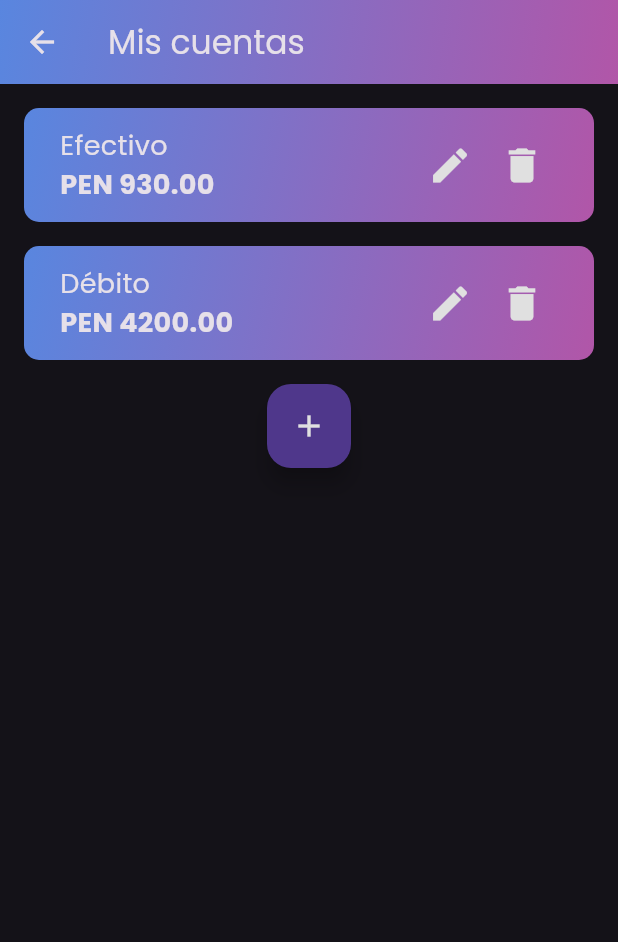
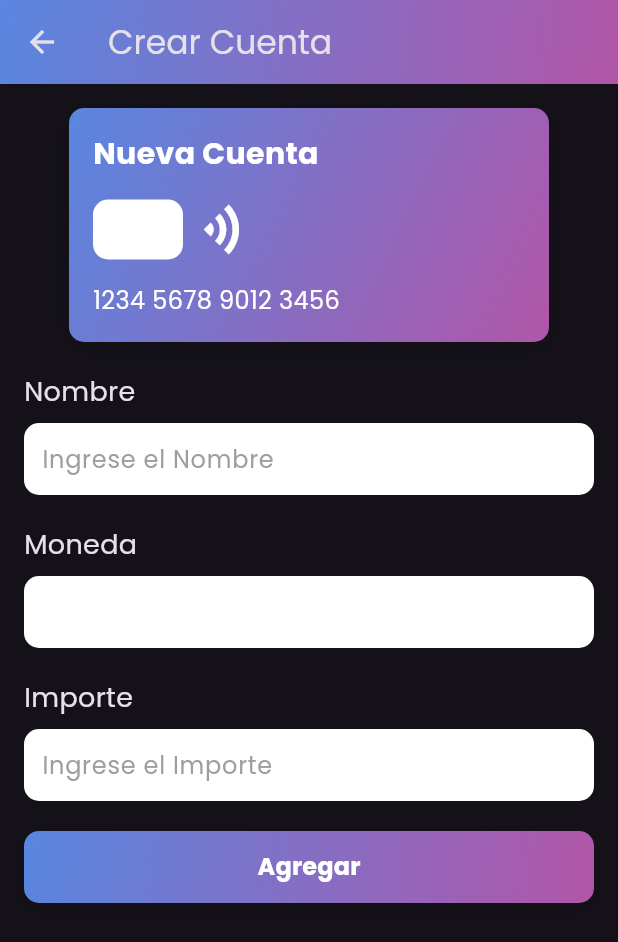
Before and after one commit to Edurz135/mycash_front, a Flutter app: the AccountsScreen screen opened directly, after a tap on the "add" icon, on a phone screen of 412 x 824 dp. Shown: the top 942 px of the screen. Run offline on Flutter 3.47's test engine with Material 3 defaults, Android fonts, the phone set to English and light mode, and no system bars.

Commit message:
create account page

```diff
--- a/lib/main.dart
+++ b/lib/main.dart
@@ -35,15 +35,15 @@ class _BottomNavBarState extends State<BottomNavBar> {
   final List<Widget> _widgetOptions = <Widget>[
     HomeScreen(),
     const Text(
-      'Index 1: Business',
+      'Index 1: Estadísticas',
       style: optionStyle,
     ),
     const Text(
-      'Index 2: School',
+      'Index 2: Transacciones',
       style: optionStyle,
     ),
     const Text(
-      'Index 2: asdf',
+      'Index 3: Perfil',
       style: optionStyle,
     ),
   ];
--- a/lib/screens/accounts_screen.dart
+++ b/lib/screens/accounts_screen.dart
@@ -1,12 +1,13 @@
 import 'package:flutter/material.dart';
 import 'package:mycash_front/components/detailed_account_item.dart';
+import 'package:mycash_front/screens/create_account_screen.dart';
 
 class AccountsScreen extends StatelessWidget {
   @override
   Widget build(BuildContext context) {
     return Scaffold(
       appBar: AppBar(
-        title: const Text('Mis cuentas'),
+        title: const Text('Mis Cuentas'),
         flexibleSpace: Container(
           decoration: const BoxDecoration(
             gradient: LinearGradient(
@@ -38,7 +39,10 @@ class AccountsScreen extends StatelessWidget {
             ),
             FloatingActionButton(
               onPressed: () {
-                // Handle adding an account
+                Navigator.push(
+                  context,
+                  MaterialPageRoute(builder: (context) => CreateAccountScreen()),
+                );
               },
               child: Icon(Icons.add, color: Colors.grey.shade300),
             ),
--- /dev/null
+++ b/lib/screens/create_account_screen.dart
@@ -0,0 +1,215 @@
+import 'package:flutter/material.dart';
+import 'package:mycash_front/components/detailed_account_item.dart';
+
+class CreateAccountScreen extends StatelessWidget {
+  @override
+  Widget build(BuildContext context) {
+    return Scaffold(
+      appBar: AppBar(
+        title: const Text('Crear Cuenta'),
+        flexibleSpace: Container(
+          decoration: const BoxDecoration(
+            gradient: LinearGradient(
+              begin: Alignment.topLeft,
+              end: Alignment.bottomRight,
+              colors: [
+                Color.fromRGBO(89, 134, 223, 1),
+                Color.fromRGBO(177, 86, 168, 1)
+              ],
+            ),
+          ),
+        ),
+      ),
+      body: SingleChildScrollView(
+        child: Padding(
+          padding: const EdgeInsets.symmetric(horizontal: 16.0),
+          child: Column(
+            children: [
+              const SizedBox(height: 16),
+              Center(
+                child: Container(
+                  width: 320,
+                  decoration: BoxDecoration(
+                    borderRadius: BorderRadius.circular(10.0),
+                    gradient: const LinearGradient(
+                      begin: Alignment.topLeft,
+                      end: Alignment.bottomRight,
+                      colors: [
+                        Color.fromRGBO(89, 134, 223, 1),
+                        Color.fromRGBO(177, 86, 168, 1)
+                      ],
+                    ),
+                    boxShadow: [
+                      BoxShadow(
+                        color: Colors.black.withOpacity(0.1),
+                        spreadRadius: 1,
+                        blurRadius: 10,
+                        offset: Offset(0, 3),
+                      ),
+                    ],
+                  ),
+                  padding: EdgeInsets.all(16.0),
+                  child: Column(
+                    crossAxisAlignment: CrossAxisAlignment.start,
+                    children: [
+                      const Text(
+                        'Nueva Cuenta',
+                        style: TextStyle(
+                          fontSize: 20,
+                          fontWeight: FontWeight.bold,
+                          color: Colors.white,
+                        ),
+                      ),
+                      const SizedBox(height: 16),
+                      Row(
+                        mainAxisAlignment: MainAxisAlignment.start,
+                        children: [
+                          Container(
+                            width: 60,
+                            height: 40,
+                            decoration: BoxDecoration(
+                              color: Colors.white,
+                              borderRadius: BorderRadius.circular(10.0),
+                            ),
+                          ),
+                          const SizedBox(width: 8),
+                          Transform.rotate(
+                            angle: 90 * 3.14159 / 180,
+                            child:
+                                Icon(Icons.wifi, size: 36, color: Colors.white),
+                          ),
+                        ],
+                      ),
+                      const SizedBox(height: 16),
+                      const Text(
+                        '1234 5678 9012 3456',
+                        style: TextStyle(fontSize: 16, color: Colors.white),
+                      ),
+                    ],
+                  ),
+                ),
+              ),
+              const SizedBox(height: 20),
+              Form(
+                child: Column(
+                  crossAxisAlignment: CrossAxisAlignment.start,
+                  children: [
+                    _buildFormItem('Nombre', TextInputType.text),
+                    const SizedBox(height: 20),
+                    _buildCurrencyDropdown(),
+                    const SizedBox(height: 20),
+                    _buildFormItem('Importe', TextInputType.number),
+                  ],
+                ),
+              ),
+              const SizedBox(height: 20),
+              _buildAddButton(context),
+              const SizedBox(height: 200), // Extra space for keyboard
+            ],
+          ),
+        ),
+      ),
+    );
+  }
+
+  Widget _buildFormItem(String label, TextInputType inputType) {
+    return Column(
+      crossAxisAlignment: CrossAxisAlignment.start,
+      children: [
+        Text(
+          label,
+          style: TextStyle(fontSize: 18),
+        ),
+        SizedBox(height: 8),
+        Container(
+          width: double.infinity,
+          padding: EdgeInsets.symmetric(horizontal: 12),
+          decoration: BoxDecoration(
+            color: Colors.white,
+            borderRadius: BorderRadius.circular(10.0),
+          ),
+          child: TextFormField(
+            keyboardType: inputType,
+            style: TextStyle(color: Colors.black), // Text color for form field
+            decoration: InputDecoration(
+              border: InputBorder.none,
+              hintText: 'Ingrese el $label',
+              hintStyle: TextStyle(color: Colors.grey), // Hint text color
+            ),
+          ),
+        ),
+      ],
+    );
+  }
+
+  Widget _buildCurrencyDropdown() {
+    return Column(
+      crossAxisAlignment: CrossAxisAlignment.start,
+      children: [
+        const Text(
+          'Moneda',
+          style: TextStyle(fontSize: 18),
+        ),
+        const SizedBox(height: 8),
+        Container(
+          width: double.infinity,
+          padding: EdgeInsets.symmetric(horizontal: 12),
+          decoration: BoxDecoration(
+            color: Colors.white,
+            borderRadius: BorderRadius.circular(10.0),
+          ),
+          child: DropdownButtonFormField<String>(
+            decoration: const InputDecoration(
+              border: InputBorder.none,
+            ),
+            items: ['Dollar', 'Soles', 'Euro']
+                .map((currency) => DropdownMenuItem<String>(
+                      value: currency,
+                      child: Text(currency, style: TextStyle(color: Colors.black),),
+                    ))
+                .toList(),
+            onChanged: (value) {},
+          ),
+        ),
+      ],
+    );
+  }
+
+  Widget _buildAddButton(BuildContext context) {
+    return Container(
+      width: double.infinity,
+      decoration: BoxDecoration(
+        borderRadius: BorderRadius.circular(10.0),
+        gradient: const LinearGradient(
+          begin: Alignment.topLeft,
+          end: Alignment.bottomRight,
+          colors: [
+            Color.fromRGBO(89, 134, 223, 1),
+            Color.fromRGBO(177, 86, 168, 1)
+          ],
+        ),
+        boxShadow: [
+          BoxShadow(
+            color: Colors.black.withOpacity(0.1),
+            spreadRadius: 1,
+            blurRadius: 10,
+            offset: Offset(0, 3),
+          ),
+        ],
+      ),
+      child: TextButton(
+        onPressed: () {
+          Navigator.pop(context); // Navigate back
+        },
+        child: Text(
+          'Agregar',
+          style: TextStyle(
+            color: Colors.white,
+            fontSize: 16,
+            fontWeight: FontWeight.bold,
+          ),
+        ),
+      ),
+    );
+  }
+}
--- a/lib/screens/home_screen.dart
+++ b/lib/screens/home_screen.dart
@@ -78,7 +78,6 @@ class HomeScreen extends StatelessWidget {
             children: [
               AccountItem(title: 'Efectivo', amount: 'PEN 930.00'),
               AccountItem(title: 'Débito', amount: 'PEN 4200.00'),
-              AccountItem(title: 'Añadir', amount: 'Cuenta'),
               // Add more here if needed
             ],
           ),
```
